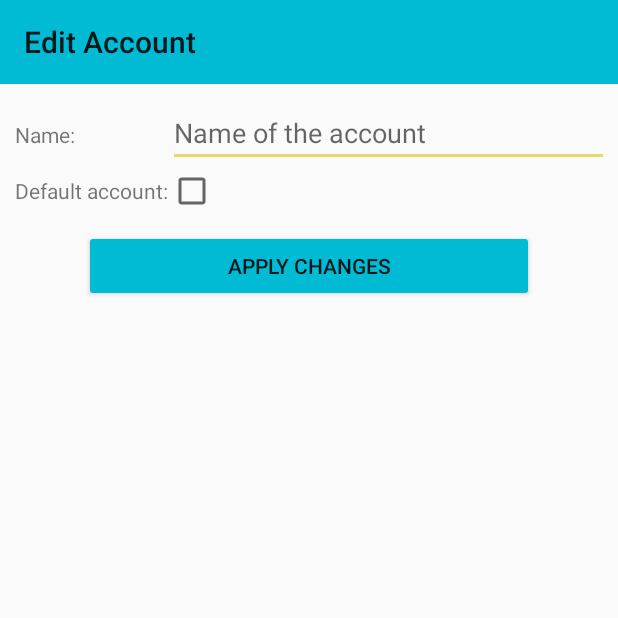
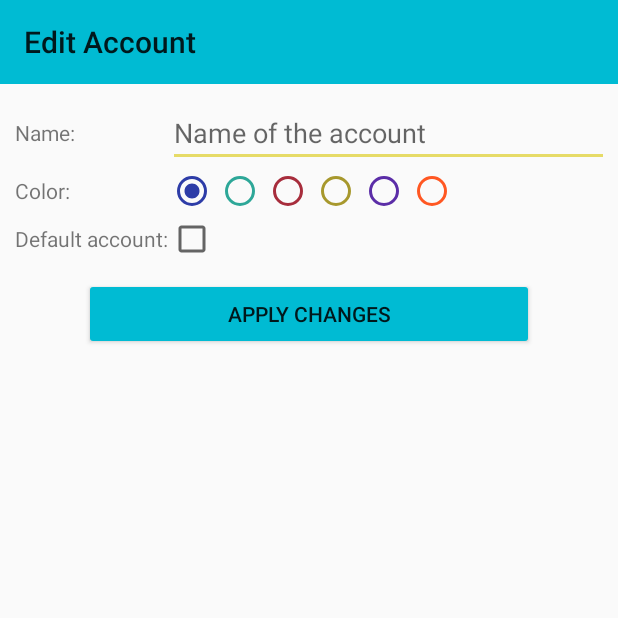
Before and after one commit to parkhyerim/finanzapp-pem-ss2018, an Android app: the AccountAddActivity screen opened directly, with no data from a screen before it, on a phone screen of 412 x 824 dp, the top half of it. Run offline under Robolectric (Android 15) with nearby library versions, the phone set to English and light mode, and no system bars; our stand-ins replace Firebase (no records; nobody signed in at launch, a user with empty details on screens opened directly); 6 statements that could not run were skipped.

Commit message:
Accounts can have different colors now - finally.

```diff
--- a/app/src/main/java/com/lmu/pem/finanzapp/AccountAddActivity.java
+++ b/app/src/main/java/com/lmu/pem/finanzapp/AccountAddActivity.java
@@ -6,10 +6,13 @@ import android.os.Bundle;
 import android.support.v7.widget.Toolbar;
 import android.text.Editable;
 import android.text.TextWatcher;
+import android.util.Log;
 import android.view.View;
 import android.widget.Button;
 import android.widget.CheckBox;
 import android.widget.EditText;
+import android.widget.RadioButton;
+import android.widget.RadioGroup;
 import android.widget.TextView;
 
 import com.lmu.pem.finanzapp.data.Account;
@@ -23,11 +26,14 @@ public class AccountAddActivity extends AppCompatActivity {
     private boolean newAccount;
     private AccountManager accountManager;
     private String accountID;
+    private int color;
 
     private EditText nameView, balanceView;
     private TextView balanceText;
     private CheckBox defaultCheckView;
     private Button addAccButton;
+    private RadioGroup colorRadioGroup;
+    private RadioButton colorRadio1, colorRadio2, colorRadio3, colorRadio4, colorRadio5, colorRadio6;
 
     @Override
     protected void onCreate(Bundle savedInstanceState) {
@@ -37,6 +43,7 @@ public class AccountAddActivity extends AppCompatActivity {
         setupViews();
         balanceText.setText("Balance ("+ GlobalSettings.getInstance().getCurrencyString()+"): ");
         accountID = "";
+        color = Account.DEFAULT_COLOR;
         accountManager = AccountManager.getInstance();
 
         newAccount = getIntent().getExtras().getBoolean("newAccount");
@@ -47,6 +54,13 @@ public class AccountAddActivity extends AppCompatActivity {
 
             accountID = getIntent().getExtras().getString("accountID");
             Account acc = accountManager.getAccountById(accountID);
+            color = acc.getColor();
+            if(color==colorRadio2.getButtonTintList().getDefaultColor()) colorRadio2.setChecked(true);
+            else if(color==colorRadio3.getButtonTintList().getDefaultColor()) colorRadio3.setChecked(true);
+            else if(color==colorRadio4.getButtonTintList().getDefaultColor()) colorRadio4.setChecked(true);
+            else if(color==colorRadio5.getButtonTintList().getDefaultColor()) colorRadio5.setChecked(true);
+            else if(color==colorRadio6.getButtonTintList().getDefaultColor()) colorRadio6.setChecked(true);
+
             nameView.setText(acc.getName());
             balanceView.setText(String.format(Locale.getDefault(), "%,.2f",acc.getBalance()));
             balanceText.setVisibility(View.GONE);
@@ -77,7 +91,7 @@ public class AccountAddActivity extends AppCompatActivity {
                     resultIntent.putExtra("name", name);
                     resultIntent.putExtra("balance", balance);
                     resultIntent.putExtra("default", defaultSelected);
-                    //resultIntent.putExtra("color", color);
+                    resultIntent.putExtra("color", color);
                     setResult(RESULT_OK, resultIntent);
                     finish();
                 }
@@ -108,5 +122,17 @@ public class AccountAddActivity extends AppCompatActivity {
         defaultCheckView = findViewById(R.id.defaultCheck);
         addAccButton = findViewById(R.id.addAccButton);
         balanceText = findViewById(R.id.balanceText);
+        colorRadioGroup = findViewById(R.id.colorRadioGroup);
+        colorRadio1 = findViewById(R.id.colorRadio1);
+        colorRadio2 = findViewById(R.id.colorRadio2);
+        colorRadio3 = findViewById(R.id.colorRadio3);
+        colorRadio4 = findViewById(R.id.colorRadio4);
+        colorRadio5 = findViewById(R.id.colorRadio5);
+        colorRadio6 = findViewById(R.id.colorRadio6);
+
+        colorRadioGroup.setOnCheckedChangeListener((group, checkedId) -> {
+            RadioButton btn = (RadioButton) findViewById(checkedId);
+            if(btn!=null) color = btn.getButtonTintList().getDefaultColor();
+        });
     }
 }
--- a/app/src/main/java/com/lmu/pem/finanzapp/data/Account.java
+++ b/app/src/main/java/com/lmu/pem/finanzapp/data/Account.java
@@ -9,8 +9,7 @@ public class Account {
     private int color;
     private boolean isDefault;
     private double balance;
-    private static final int DEFAULT_COLOR = 0xff283593;
-    //TODO - sinnvolle Konstante für Cash-Account
+    public static final int DEFAULT_COLOR = 0xff2d3ca7;
 
     public Account(String name) {
         this(name, DEFAULT_COLOR);
@@ -32,7 +31,7 @@ public class Account {
     }
     public Account(String name, int color, boolean isDefault, double balance, String id) {
         this.name = name;
-        this.color = color; //TODO - integrate array of (10?) default colors
+        this.color = color;
         this.isDefault = isDefault;
         this.balance = balance;
         this.id = id;
--- a/app/src/main/java/com/lmu/pem/finanzapp/views/AccountFragment.java
+++ b/app/src/main/java/com/lmu/pem/finanzapp/views/AccountFragment.java
@@ -109,19 +109,21 @@ public class AccountFragment extends Fragment implements TransactionHistoryEvent
             double balance = data.getDoubleExtra("balance", 0);
             boolean defaultAcc = data.getBooleanExtra("default", false);
             boolean newAccount = data.getBooleanExtra("newAccount", true);
+            int color = data.getIntExtra("color", Account.DEFAULT_COLOR);
 
             Account acc;
             String accountID;
             if(newAccount){
-                acc = new Account(name, defaultAcc, balance);
+                acc = new Account(name, color, defaultAcc, balance);
                 accountID=acc.getId();
-                accountManager.addAccount(acc); //TODO - color
+                accountManager.addAccount(acc);
                 notify=true;
             }else{
                 accountID = data.getStringExtra("accountID");
                 acc = accountManager.getAccountById(accountID);
                 acc.setName(name);
                 acc.setBalance(balance);
+                acc.setColor(color);
                 acc.setDefault(defaultAcc);
                 if(defaultAcc && !(accountManager.getDefaultAcc().getId().equals(accountID))) accountManager.setDefaultAcc(acc);
             }
--- a/app/src/main/res/layout/activity_account_add.xml
+++ b/app/src/main/res/layout/activity_account_add.xml
@@ -26,6 +26,7 @@
 
         <TextView
             android:text="Name: "
+            android:layout_gravity="center_vertical"
             />
         <EditText
             android:id="@+id/nameEdit"
@@ -37,6 +38,7 @@
         <TextView
             android:id="@+id/balanceText"
             android:text="Balance: "
+            android:layout_gravity="center_vertical"
             />
         <EditText
             android:id="@+id/balanceEdit"
@@ -46,10 +48,51 @@
             android:hint="Balance of the account"
             />
         <TextView
-            android:text="Default account:"/>
+            android:text="Color:"
+            android:layout_gravity="center_vertical"/>
+        <RadioGroup
+            android:id="@+id/colorRadioGroup"
+            android:layout_width="match_parent"
+            android:layout_height="wrap_content"
+            android:orientation="horizontal">
+            <RadioButton
+                android:id="@+id/colorRadio1"
+                android:layout_width="wrap_content"
+                android:layout_height="wrap_content"
+                android:buttonTint="@color/accountDefault"
+                android:checked="true"
+                />
+            <RadioButton
+                android:id="@+id/colorRadio2"
+                android:layout_width="wrap_content"
+                android:layout_height="wrap_content"
+                android:buttonTint="@color/account1" />
+            <RadioButton
+                android:id="@+id/colorRadio3"
+                android:layout_width="wrap_content"
+                android:layout_height="wrap_content"
+                android:buttonTint="@color/account2" />
+            <RadioButton
+                android:id="@+id/colorRadio4"
+                android:layout_width="wrap_content"
+                android:layout_height="wrap_content"
+                android:buttonTint="@color/account3" />
+            <RadioButton
+                android:id="@+id/colorRadio5"
+                android:layout_width="wrap_content"
+                android:layout_height="wrap_content"
+                android:buttonTint="@color/account4" />
+            <RadioButton
+                android:id="@+id/colorRadio6"
+                android:layout_width="wrap_content"
+                android:layout_height="wrap_content"
+                android:buttonTint="@color/colorwebsiteTab" />
+        </RadioGroup>
+        <TextView
+            android:text="Default account:"
+            android:layout_gravity="center_vertical"/>
         <CheckBox
             android:id="@+id/defaultCheck"/>
-        <!-- TODO - Color picker / color check buttons / circleViews -->
     </GridLayout>
     <Button
         android:id="@+id/addAccButton"
--- a/app/src/main/res/values/colors.xml
+++ b/app/src/main/res/values/colors.xml
@@ -8,4 +8,9 @@
     <color name="applegreen">#6bb779</color>
     <color name="black">#000000</color>
     <color name="gray">#9e9e9e</color>
+    <color name="accountDefault">#2d3ca7</color>
+    <color name="account1">#2da798</color>
+    <color name="account2">#a72d3c</color>
+    <color name="account3">#a7982d</color>
+    <color name="account4">#5b2da7</color>
 </resources>
```
